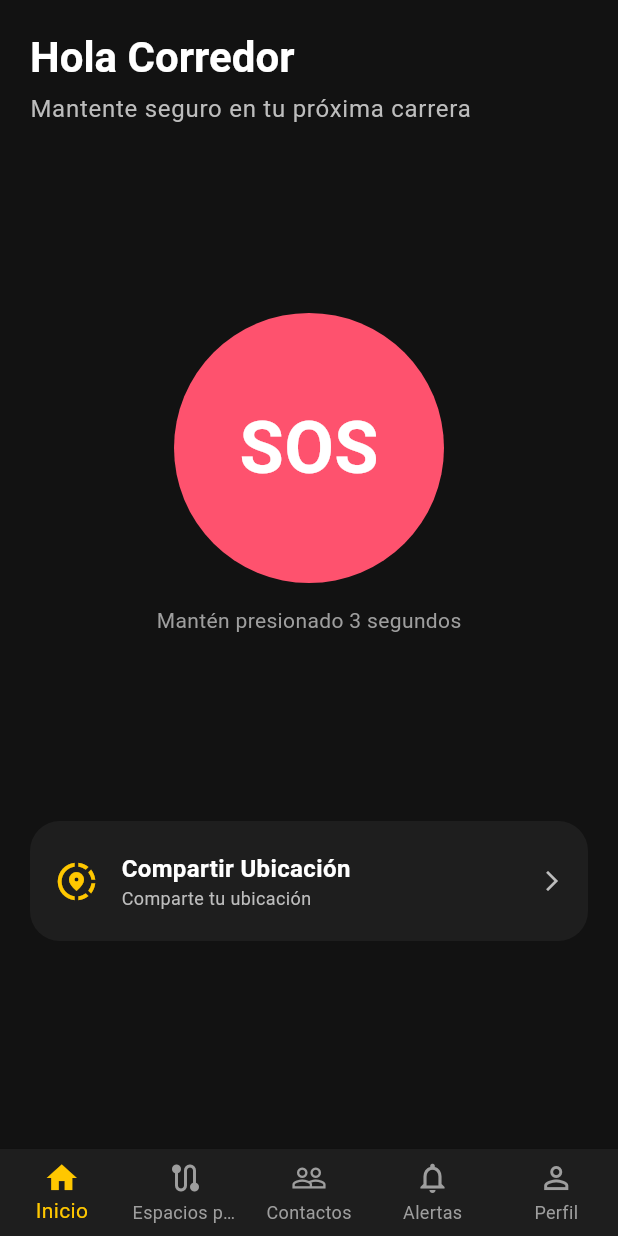
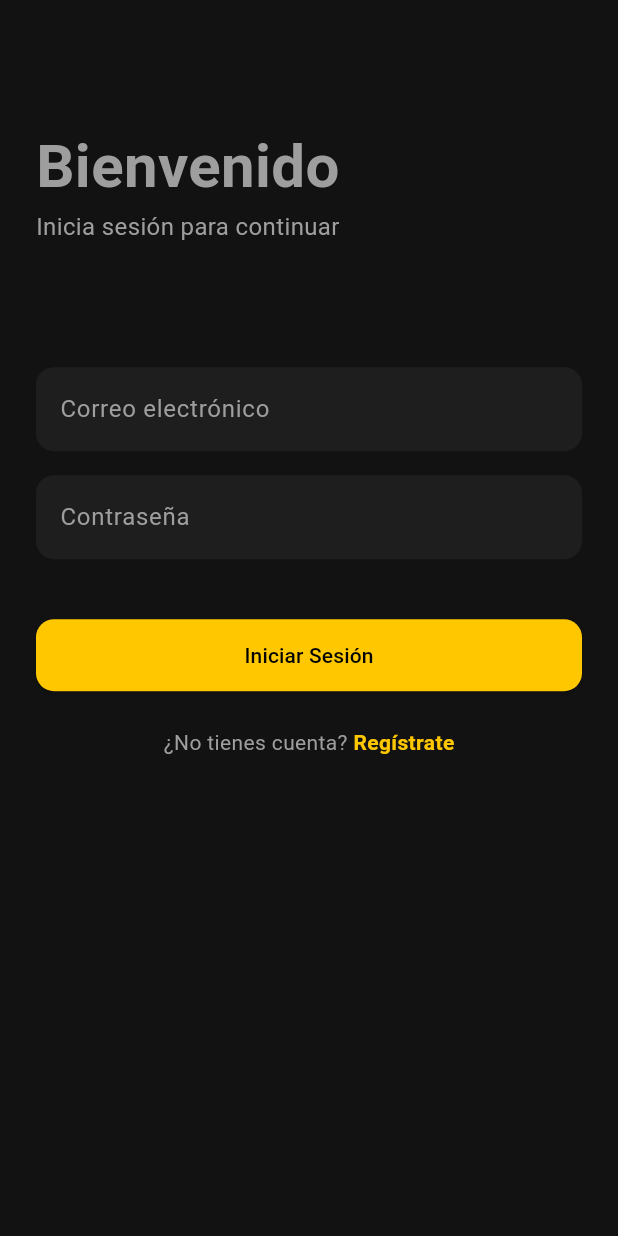
Before and after one commit to jovannyCG/app-chita, a Flutter app: the screen it shows after launch, on a phone screen of 412 x 824 dp. Run offline on Flutter 3.47's test engine with Material 3 defaults, Android fonts, the phone set to English and light mode, and no system bars.

Commit message:
add authentication screen with login and signup functionality

```diff
--- a/lib/main.dart
+++ b/lib/main.dart
@@ -1,6 +1,7 @@
 import 'package:chita_app/screens/alert.dart';
 import 'package:chita_app/screens/contacts.dart';
 import 'package:chita_app/screens/home.dart';
+import 'package:chita_app/screens/login.dart';
 import 'package:chita_app/screens/profile.dart';
 import 'package:chita_app/screens/route.dart';
 import 'package:flutter/material.dart';
@@ -52,7 +53,7 @@
           bodyMedium: TextStyle(color: Colors.grey),
         ),
       ),
-      home: const MainScreen(),
+      home: const AuthScreen(),
     );
   }
 }
--- /dev/null
+++ b/lib/screens/login.dart
@@ -0,0 +1,200 @@
+import 'package:flutter/material.dart';
+import '../main.dart'; // Para los colores
+
+class AuthScreen extends StatefulWidget {
+  const AuthScreen({super.key});
+
+  @override
+  State<AuthScreen> createState() => _AuthScreenState();
+}
+
+class _AuthScreenState extends State<AuthScreen> {
+  bool _isLogin = true;
+
+  void _toggleAuthMode() {
+    setState(() {
+      _isLogin = !_isLogin;
+    });
+  }
+
+  @override
+  Widget build(BuildContext context) {
+    return Scaffold(
+      body: SafeArea(
+        child: SingleChildScrollView(
+          padding: const EdgeInsets.symmetric(horizontal: 24.0),
+          child: _isLogin
+              ? _LoginView(onToggle: _toggleAuthMode)
+              : _SignUpView(onToggle: _toggleAuthMode),
+        ),
+      ),
+    );
+  }
+}
+
+// --- VISTA DE INICIO DE SESIÓN ---
+class _LoginView extends StatelessWidget {
+  final VoidCallback onToggle;
+  const _LoginView({required this.onToggle});
+
+  @override
+  Widget build(BuildContext context) {
+    return Column(
+      crossAxisAlignment: CrossAxisAlignment.start,
+      children: [
+        SizedBox(height: MediaQuery.of(context).size.height * 0.1),
+        const Text(
+          'Bienvenido',
+          style: TextStyle(fontSize: 40, fontWeight: FontWeight.bold),
+        ),
+        const Text(
+          'Inicia sesión para continuar',
+          style: TextStyle(color: Colors.grey, fontSize: 16),
+        ),
+        SizedBox(height: MediaQuery.of(context).size.height * 0.1),
+        _buildTextField(label: 'Correo electrónico'),
+        const SizedBox(height: 16),
+        _buildTextField(label: 'Contraseña', obscureText: true),
+        const SizedBox(height: 40),
+        SizedBox(
+          width: double.infinity,
+          child: ElevatedButton(
+            onPressed: () {
+              // Lógica de inicio de sesión
+               Navigator.of(context).pushReplacement(
+                MaterialPageRoute(builder: (_) => const MainScreen()),
+              );
+            },
+            child: const Text('Iniciar Sesión'),
+          ),
+        ),
+        const SizedBox(height: 24),
+        Row(
+          mainAxisAlignment: MainAxisAlignment.center,
+          children: [
+            const Text('¿No tienes cuenta? '),
+            GestureDetector(
+              onTap: onToggle,
+              child: const Text(
+                'Regístrate',
+                style: TextStyle(color: primaryColor, fontWeight: FontWeight.bold),
+              ),
+            ),
+          ],
+        ),
+      ],
+    );
+  }
+}
+
+// --- VISTA DE CREAR CUENTA ---
+class _SignUpView extends StatelessWidget {
+  final VoidCallback onToggle;
+  const _SignUpView({required this.onToggle});
+
+  @override
+  Widget build(BuildContext context) {
+    // Simula un mensaje de error para mostrar el diseño
+    String? errorMessage; // Cambia a un texto para ver el error
+
+    return Column(
+      crossAxisAlignment: CrossAxisAlignment.start,
+      children: [
+        const SizedBox(height: 40),
+        const Text(
+          'Crear Cuenta',
+          style: TextStyle(fontSize: 40, fontWeight: FontWeight.bold),
+        ),
+        const Text(
+          'Únete a CHITA para correr seguro',
+          style: TextStyle(color: Colors.grey, fontSize: 16),
+        ),
+        const SizedBox(height: 30),
+        if(errorMessage != null) ...[
+            Container(
+                width: double.infinity,
+                padding: const EdgeInsets.all(12),
+                decoration: BoxDecoration(
+                    color: Colors.red.withOpacity(0.2),
+                    borderRadius: BorderRadius.circular(12)
+                ),
+                child: Text(errorMessage, style: const TextStyle(color: Colors.red)),
+            ),
+            const SizedBox(height: 20),
+        ],
+        Center(
+          child: Stack(
+            alignment: Alignment.bottomRight,
+            children: [
+              const CircleAvatar(
+                radius: 50,
+                backgroundColor: cardColor,
+                child: Icon(Icons.person, size: 50, color: Colors.grey),
+              ),
+              CircleAvatar(
+                radius: 15,
+                backgroundColor: Colors.grey[800],
+                child: const Icon(Icons.camera_alt, size: 15, color: primaryColor),
+              )
+            ],
+          ),
+        ),
+        const Center(child: Text('Agregar foto (opcional)', style: TextStyle(color: Colors.grey))),
+        const SizedBox(height: 30),
+        _buildTextField(label: 'Nombre completo'),
+        const SizedBox(height: 16),
+        _buildTextField(label: 'Correo electrónico'),
+        const SizedBox(height: 16),
+        _buildTextField(label: 'Contraseña', obscureText: true),
+        const SizedBox(height: 16),
+        _buildTextField(label: 'Número de teléfono'),
+        const SizedBox(height: 30),
+        SizedBox(
+          width: double.infinity,
+          child: ElevatedButton(
+            onPressed: () {
+              // Lógica para crear cuenta
+            },
+            child: const Text('Crear Cuenta'),
+          ),
+        ),
+        const SizedBox(height: 24),
+        Row(
+          mainAxisAlignment: MainAxisAlignment.center,
+          children: [
+            const Text('¿Ya tienes cuenta? '),
+            GestureDetector(
+              onTap: onToggle,
+              child: const Text(
+                'Inicia Sesión',
+                style: TextStyle(color: primaryColor, fontWeight: FontWeight.bold),
+              ),
+            ),
+          ],
+        ),
+      ],
+    );
+  }
+}
+
+// Helper reutilizable para los campos de texto
+Widget _buildTextField({required String label, bool obscureText = false}) {
+  return TextField(
+    obscureText: obscureText,
+    style: const TextStyle(color: Colors.white),
+    decoration: InputDecoration(
+      labelText: label,
+      labelStyle: const TextStyle(color: Colors.grey),
+      filled: true,
+      fillColor: cardColor,
+      border: OutlineInputBorder(
+        borderRadius: BorderRadius.circular(12),
+        borderSide: BorderSide.none,
+      ),
+      focusedBorder: OutlineInputBorder(
+        borderRadius: BorderRadius.circular(12),
+        borderSide: const BorderSide(color: primaryColor),
+      ),
+    ),
+  );
+}
```
Also changed, not shown: pubspec.lock.
